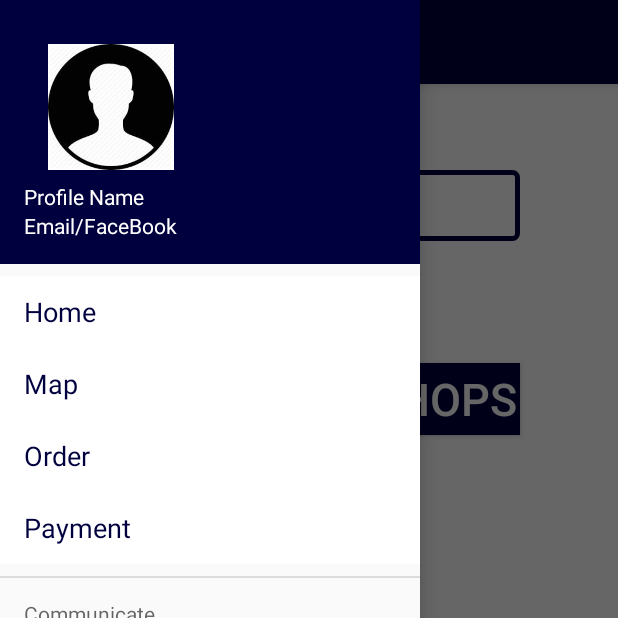
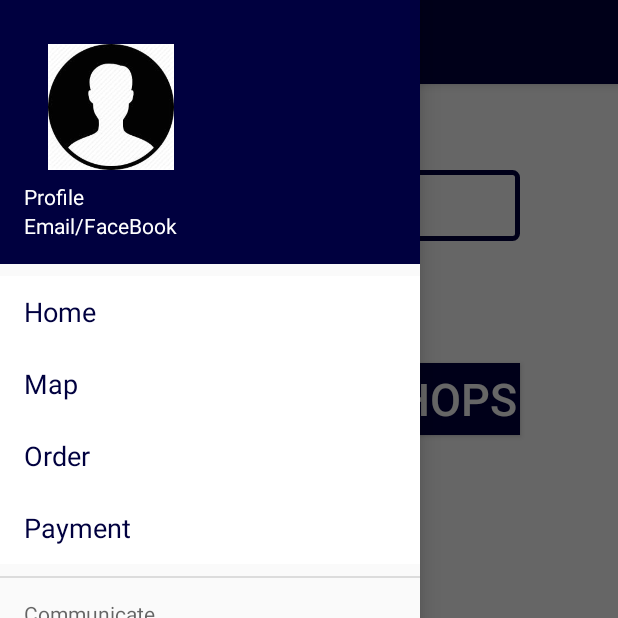
Before and after one commit to HDLLakshan/Maadela, an Android app: the SearchNavi screen opened directly, with no data from a screen before it, with the side drawer open, on a phone screen of 412 x 824 dp, the top half of it. Run offline under Robolectric (Android 15) with nearby library versions, the phone set to English and light mode, and no system bars.

Commit message:
I done last changes before frist presentation

```diff
--- a/app/src/main/res/layout/nav_header_search_navi.xml
+++ b/app/src/main/res/layout/nav_header_search_navi.xml
@@ -2,6 +2,7 @@
 <LinearLayout xmlns:android="http://schemas.android.com/apk/res/android"
     xmlns:app="http://schemas.android.com/apk/res-auto"
     xmlns:tools="http://schemas.android.com/tools"
+    android:id="@+id/head"
     android:layout_width="match_parent"
     android:layout_height="@dimen/nav_header_height"
     android:background="@color/colorPrimary"
@@ -24,18 +25,19 @@
         tools:srcCompat="@drawable/prof" />
 
     <TextView
+        android:id="@+id/prf"
         android:layout_width="match_parent"
         android:layout_height="wrap_content"
         android:paddingTop="@dimen/nav_header_vertical_spacing"
-        android:text="Profile Name"
-        android:textColor="#FFFFFF"
-        android:textAppearance="@style/TextAppearance.AppCompat.Body1" />
+        android:text="Profile "
+        android:textAppearance="@style/TextAppearance.AppCompat.Body1"
+        android:textColor="#FFFFFF" />
 
     <TextView
         android:id="@+id/textView"
         android:layout_width="wrap_content"
         android:layout_height="wrap_content"
         android:text="Email/FaceBook"
-        android:textColor="#FFFFFF"/>
+        android:textColor="#FFFFFF" />
 
 </LinearLayout>
```
Also changed, not shown: app/src/main/java/com/example/maadela/SearchNavi.java (+5 -3 lines).
